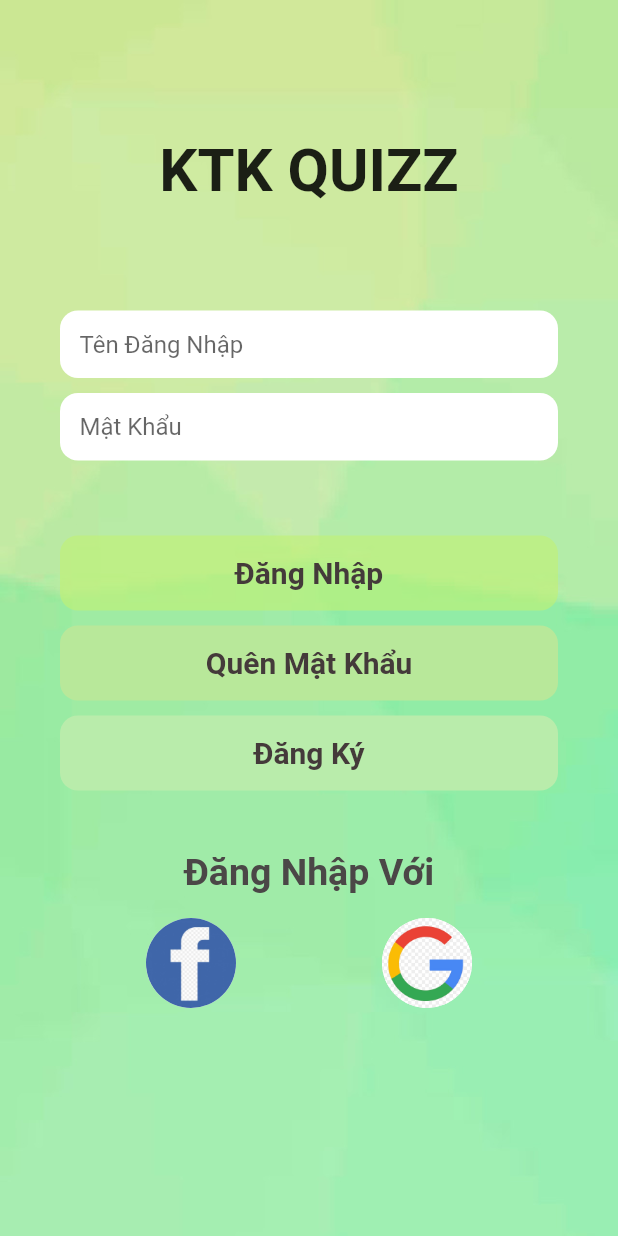
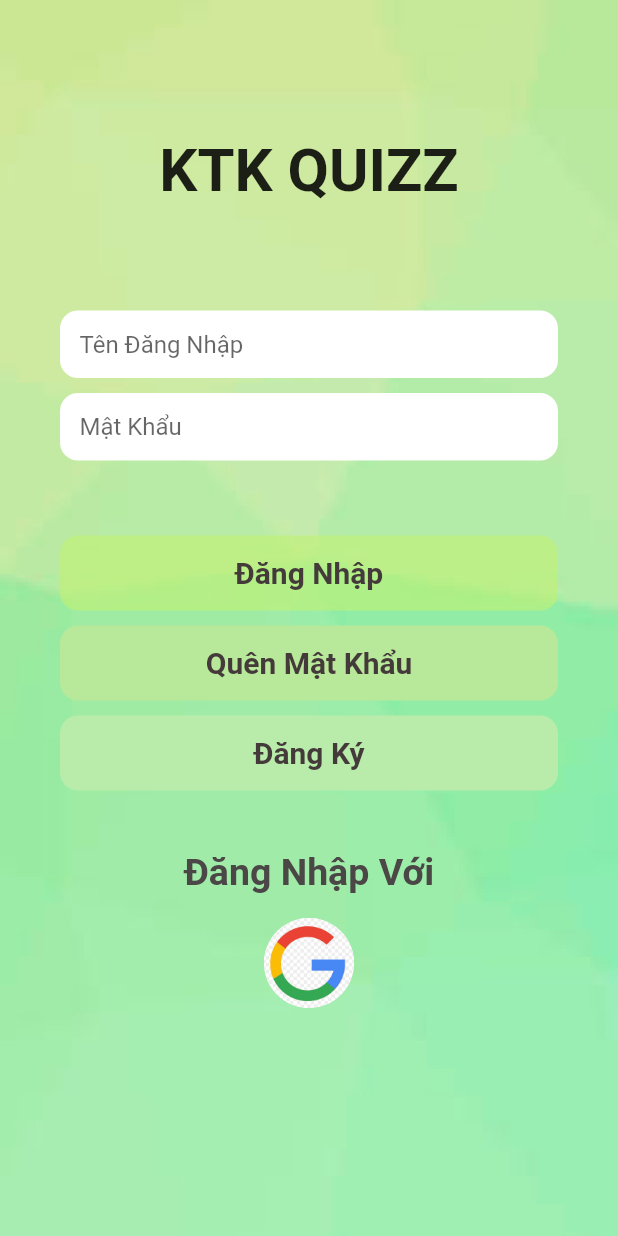
Before and after one commit to KhoaNT21/QuizzAppAndroid, a Flutter app: the screen it shows after launch, on a phone screen of 412 x 824 dp. Run offline on Flutter 3.47's test engine with Material 2 defaults, Android fonts, the phone set to English and light mode, and no system bars; our stand-ins replace firebase_auth, firebase_core, google_sign_in; accounts and stored records are empty.

Commit message:
Delete facebook login

```diff
--- a/lib/login.dart
+++ b/lib/login.dart
@@ -155,31 +155,12 @@ class loginState extends State<login> {
             Padding(
               padding: const EdgeInsets.symmetric(vertical: 16),
               child: Row(
-                mainAxisAlignment: MainAxisAlignment.spaceEvenly,
+                mainAxisAlignment: MainAxisAlignment.center,
                 children: [
                   ClipOval(
                     child: Material(
                         child: InkWell(
-                            onTap: () {},
-                            child: Ink.image(
-                              image: AssetImage('images/fb.jpg'),
-                              width: 60,
-                              height: 60,
-                              fit: BoxFit.cover,
-                            ))),
-                  ),
-                  ClipOval(
-                    child: Material(
-                        child: InkWell(
                             onTap: () async {
-                              //         await _googleSignIn.signIn();
-                              //         setState(() {});
-                              //         Navigator.push(
-                              // context, MaterialPageRoute(builder: (_) => register()));
-                              // final provider =
-                              //     Provider.of<GoogleSignInProvider>(context,
-                              //         listen: false);
-                              // provider.googleLogin();
                               await GoogleSignInProvider().signInWithGoogle();
                               Navigator.push(
                                   context,
```
